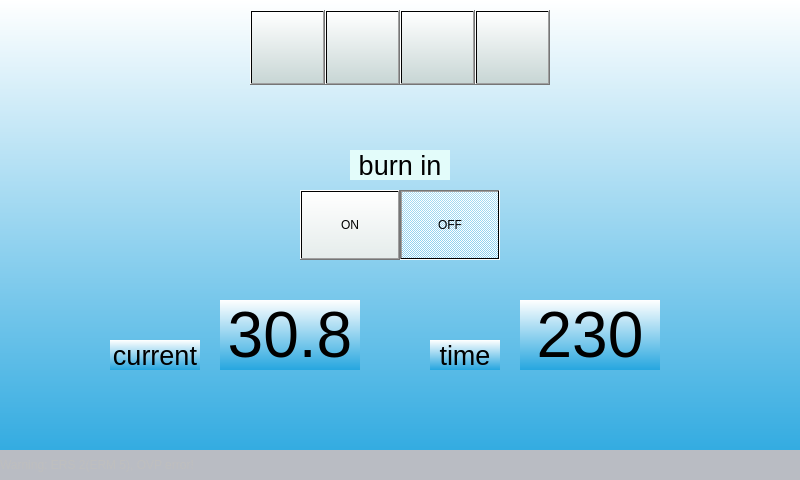
Old version of the form mainwindow.ui in the repository Keithsys730/ERC_UI_DEMO.
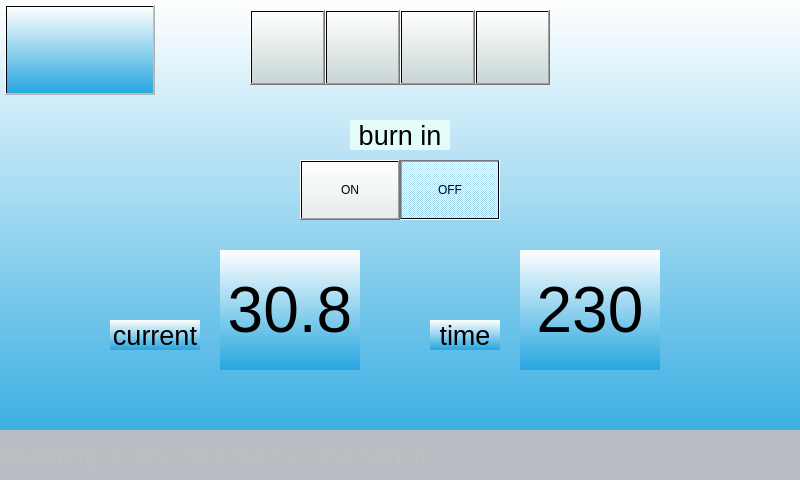
New version of the form. Icons and pictures are not drawn.

Commit message: Add the logo in screens, and adjust the objects.

```diff
--- a/mainwindow.ui
+++ b/mainwindow.ui
@@ -140,7 +140,7 @@
     <property name="geometry">
      <rect>
       <x>350</x>
-      <y>150</y>
+      <y>120</y>
       <width>100</width>
       <height>30</height>
      </rect>
@@ -164,9 +164,9 @@
     <property name="geometry">
      <rect>
       <x>300</x>
-      <y>190</y>
+      <y>160</y>
       <width>100</width>
-      <height>70</height>
+      <height>60</height>
      </rect>
     </property>
     <property name="styleSheet">
@@ -183,9 +183,9 @@
     <property name="geometry">
      <rect>
       <x>400</x>
-      <y>190</y>
+      <y>160</y>
       <width>100</width>
-      <height>70</height>
+      <height>60</height>
      </rect>
     </property>
     <property name="styleSheet">
@@ -211,23 +211,31 @@
     <property name="geometry">
      <rect>
       <x>0</x>
-      <y>450</y>
+      <y>430</y>
       <width>800</width>
-      <height>30</height>
+      <height>50</height>
      </rect>
     </property>
+    <property name="font">
+     <font>
+      <pointsize>20</pointsize>
+     </font>
+    </property>
     <property name="styleSheet">
      <string notr="true">background-color: rgb(185, 188, 195);</string>
     </property>
     <property name="text">
      <string>Warning: ERS 2(ERM 5), OVP error!</string>
     </property>
+    <property name="textFormat">
+     <enum>Qt::AutoText</enum>
+    </property>
    </widget>
    <widget class="QLabel" name="modeLabel">
     <property name="geometry">
      <rect>
       <x>110</x>
-      <y>340</y>
+      <y>320</y>
       <width>90</width>
       <height>30</height>
      </rect>
@@ -251,9 +259,9 @@
     <property name="geometry">
      <rect>
       <x>220</x>
-      <y>300</y>
+      <y>250</y>
       <width>140</width>
-      <height>70</height>
+      <height>120</height>
      </rect>
     </property>
     <property name="font">
@@ -272,9 +280,9 @@
     <property name="geometry">
      <rect>
       <x>520</x>
-      <y>300</y>
+      <y>250</y>
       <width>140</width>
-      <height>70</height>
+      <height>120</height>
      </rect>
     </property>
     <property name="font">
@@ -293,7 +301,7 @@
     <property name="geometry">
      <rect>
       <x>430</x>
-      <y>340</y>
+      <y>320</y>
       <width>70</width>
       <height>30</height>
      </rect>
@@ -310,6 +318,25 @@
      <set>Qt::AlignCenter</set>
     </property>
    </widget>
+   <widget class="QPushButton" name="returnMainButton">
+    <property name="enabled">
+     <bool>false</bool>
+    </property>
+    <property name="geometry">
+     <rect>
+      <x>5</x>
+      <y>5</y>
+      <width>150</width>
+      <height>90</height>
+     </rect>
+    </property>
+    <property name="styleSheet">
+     <string notr="true">border-image: url(:/buttonphotos/Meanwell.png);</string>
+    </property>
+    <property name="text">
+     <string/>
+    </property>
+   </widget>
   </widget>
  </widget>
  <layoutdefault spacing="6" margin="11"/>
```
The commit also changes 1 other file.
